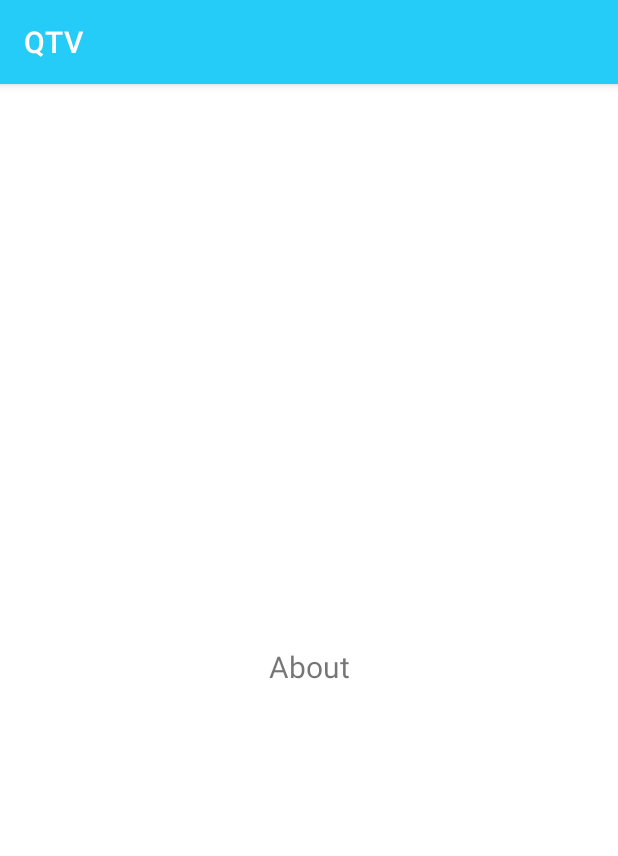
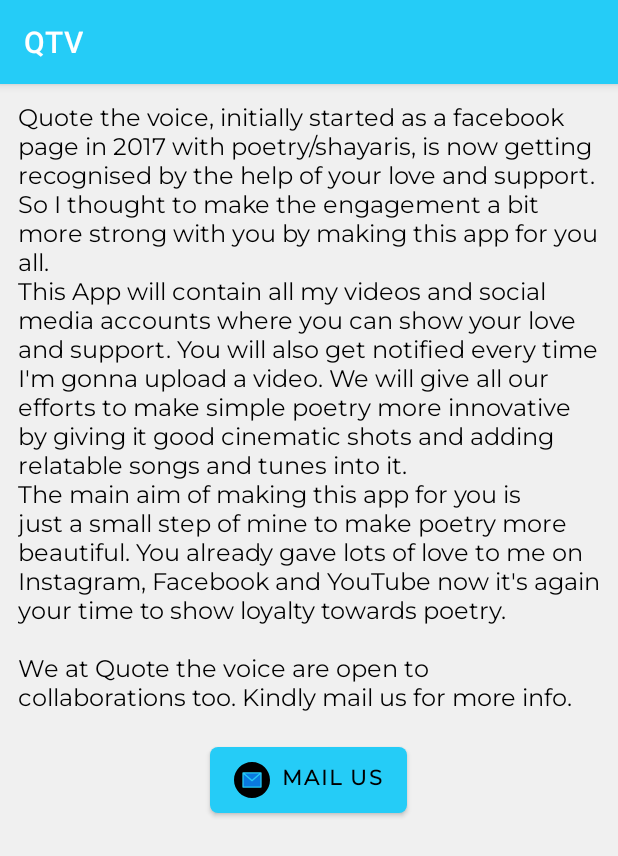
Before and after one commit to kt-shashi/quotethevoice, an Android app: the fragment AboutFragment shown on its own in the app's theme, on a phone screen of 412 x 824 dp. Shown: the top 856 px of the screen. Run offline under Robolectric (Android 15) with nearby library versions, the phone set to English and light mode, and no system bars.

Commit message:
[Added] AboutFragment

```diff
--- a/app/src/main/java/com/shashi/qtvapp/ui/others/AboutFragment.java
+++ b/app/src/main/java/com/shashi/qtvapp/ui/others/AboutFragment.java
@@ -1,10 +1,14 @@
 package com.shashi.qtvapp.ui.others;
 
+import android.content.ActivityNotFoundException;
+import android.content.Intent;
+import android.net.Uri;
 import android.os.Bundle;
 import android.view.LayoutInflater;
 import android.view.View;
 import android.view.ViewGroup;
-import android.widget.TextView;
+import android.widget.Button;
+import android.widget.Toast;
 
 import androidx.annotation.NonNull;
 import androidx.annotation.Nullable;
@@ -12,7 +16,7 @@ import androidx.fragment.app.Fragment;
 
 import com.shashi.qtvapp.R;
 
-public class AboutFragment extends Fragment {
+public class AboutFragment extends Fragment implements View.OnClickListener {
     public AboutFragment() {
 
     }
@@ -21,8 +25,20 @@ public class AboutFragment extends Fragment {
     @Override
     public View onCreateView(@NonNull LayoutInflater inflater, @Nullable ViewGroup container, @Nullable Bundle savedInstanceState) {
         View view = inflater.inflate(R.layout.fragment_about, container, false);
-        TextView textView = view.findViewById(R.id.text_about);
-        textView.setText("About");
+
+        Button button = view.findViewById(R.id.button_mail);
+        button.setOnClickListener(this);
+
         return view;
     }
+
+    @Override
+    public void onClick(View view) {
+        try {
+            Intent intent = new Intent(Intent.ACTION_VIEW, Uri.parse("mailto:" + "srianshsankhi@gmail.com"));
+            startActivity(intent);
+        } catch (ActivityNotFoundException e) {
+            Toast.makeText(getActivity(), "Could not open mail", Toast.LENGTH_SHORT).show();
+        }
+    }
 }
--- a/app/src/main/res/layout/fragment_about.xml
+++ b/app/src/main/res/layout/fragment_about.xml
@@ -1,23 +1,52 @@
 <?xml version="1.0" encoding="utf-8"?>
-<androidx.constraintlayout.widget.ConstraintLayout xmlns:android="http://schemas.android.com/apk/res/android"
+<ScrollView xmlns:android="http://schemas.android.com/apk/res/android"
     xmlns:app="http://schemas.android.com/apk/res-auto"
     xmlns:tools="http://schemas.android.com/tools"
     android:layout_width="match_parent"
     android:layout_height="match_parent"
+    android:background="@color/dark_white"
     tools:context=".ui.others.AboutFragment">
 
-    <TextView
-        android:id="@+id/text_about"
+    <LinearLayout
         android:layout_width="match_parent"
         android:layout_height="wrap_content"
-        android:layout_marginStart="8dp"
-        android:layout_marginTop="8dp"
-        android:layout_marginEnd="8dp"
-        android:textAlignment="center"
-        android:textSize="20sp"
-        app:layout_constraintBottom_toBottomOf="parent"
-        app:layout_constraintEnd_toEndOf="parent"
-        app:layout_constraintStart_toStartOf="parent"
-        app:layout_constraintTop_toTopOf="parent" />
+        android:orientation="vertical">
 
-</androidx.constraintlayout.widget.ConstraintLayout>
+        <TextView
+            android:layout_width="match_parent"
+            android:layout_height="wrap_content"
+            android:layout_marginStart="12dp"
+            android:layout_marginTop="12dp"
+            android:layout_marginEnd="12dp"
+            android:fontFamily="@font/montserrat"
+            android:text="@string/about_text"
+            android:textColor="@color/black"
+            android:textSize="16sp" />
+
+        <Button
+            android:id="@+id/button_mail"
+            android:layout_width="wrap_content"
+            android:layout_height="wrap_content"
+            android:layout_gravity="center_horizontal"
+            android:layout_marginStart="12dp"
+            android:layout_marginTop="20dp"
+            android:layout_marginEnd="12dp"
+            android:layout_marginBottom="12dp"
+            android:background="@drawable/design_button_blue"
+            android:backgroundTint="@color/blue_custom"
+            android:drawableLeft="@drawable/icon_email_small"
+            android:drawablePadding="5dp"
+            android:elevation="5dp"
+            android:fontFamily="@font/montserrat"
+            android:gravity="start|center_vertical"
+            android:minHeight="0dp"
+            android:text="@string/mail_us"
+            android:textColor="@color/black"
+            android:textStyle="bold"
+            app:layout_constraintBottom_toBottomOf="parent"
+            app:layout_constraintEnd_toEndOf="parent"
+            app:layout_constraintStart_toStartOf="parent" />
+
+    </LinearLayout>
+
+</ScrollView>
--- a/app/src/main/res/layout/row_social_media.xml
+++ b/app/src/main/res/layout/row_social_media.xml
@@ -4,15 +4,15 @@
     android:layout_width="match_parent"
     android:layout_height="wrap_content"
     android:layout_marginBottom="5dp"
-    android:background="@color/dark_white"
+    android:background="@color/white"
     android:orientation="vertical">
 
     <ImageView
         android:id="@+id/image_view_social_media_row"
         android:layout_width="match_parent"
-        android:layout_height="200dp"
+        android:layout_height="150dp"
         android:padding="5dp"
-        android:scaleType="centerCrop"
+        android:scaleType="centerInside"
         tools:ignore="ContentDescription" />
 
 </LinearLayout>
--- a/app/src/main/res/values/strings.xml
+++ b/app/src/main/res/values/strings.xml
@@ -20,11 +20,13 @@
     <string name="privacy_policy">Privacy Policy</string>
     <string name="quote_the_voice">Quote The Voice</string>
     <string name="terms2">Terms</string>
-    <string name="contact_developer">Contact Developer</string>
+    <string name="contact_developer">Developer | SHASHI</string>
     <string name="follow">Follow</string>
     <string name="instagram">Instagram</string>
     <string name="twitter">Twitter</string>
     <string name="facebook">Facebook</string>
     <string name="by_sriansh_sankhi">By Sriansh Sankhi</string>
     <string name="home_text">My name is Sriansh and I am currently doing my undergraduate in Calcutta University. Writing has always been my passion and once I found out I was good at it, I made a facebook page called \'Quote the voice\' in 2016. I started writing as a novice, mostly one liners or small poems/shayaris. But as years went by, me and my poetry evolved. I went from only reciting to videography in my art. My aim is to uplift this underestimated art and to create a warm space in people for the same.</string>
+    <string name="about_text">Quote the voice, initially started as a facebook page in 2017 with poetry/shayaris, is now getting recognised by the help of your love and support. So I thought to make the engagement a bit more strong with you by making this app for you all.\nThis App will contain all my videos and social media accounts where you can show your love and support. You will also get notified every time I\'m gonna upload a video. We will give all our efforts to make simple poetry more innovative by giving it good cinematic shots and adding relatable songs and tunes into it.\nThe main aim of making this app for you is just a small step of mine to make poetry more beautiful. You already gave lots of love to me on Instagram, Facebook and YouTube now it\'s again your time to show loyalty towards poetry.\n\nWe at Quote the voice are open to collaborations too. Kindly mail us for more info.</string>
+    <string name="mail_us">Mail us</string>
 </resources>
```
Also changed, not shown: app/src/main/res/layout/fragment_home.xml (+14 -2 lines), app/src/main/res/layout/social_media_dialog.xml (+11 -1 lines), 7 other files.
